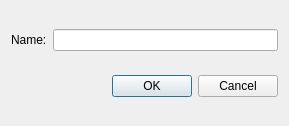
Above: SilkRoute/Suppliers/supplieractiondialog.ui from kalouantonis/SilkRoute before the change. Below: the same form after it.
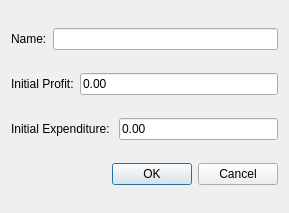
That is the form after the change.

```diff
--- a/SilkRoute/Suppliers/supplieractiondialog.ui
+++ b/SilkRoute/Suppliers/supplieractiondialog.ui
@@ -7,7 +7,7 @@
     <x>0</x>
     <y>0</y>
     <width>289</width>
-    <height>126</height>
+    <height>213</height>
    </rect>
   </property>
   <property name="windowTitle">
@@ -28,6 +28,42 @@
      </item>
     </layout>
    </item>
+   <item>
+    <layout class="QHBoxLayout" name="layoutProfit">
+     <item>
+      <widget class="QLabel" name="lblProfit">
+       <property name="text">
+        <string>Initial Profit:</string>
+       </property>
+      </widget>
+     </item>
+     <item>
+      <widget class="QLineEdit" name="txtProfit">
+       <property name="text">
+        <string>0.00</string>
+       </property>
+      </widget>
+     </item>
+    </layout>
+   </item>
+   <item>
+    <layout class="QHBoxLayout" name="layoutExpenditure">
+     <item>
+      <widget class="QLabel" name="lblExpenditure">
+       <property name="text">
+        <string>Initial Expenditure: </string>
+       </property>
+      </widget>
+     </item>
+     <item>
+      <widget class="QLineEdit" name="txtExpenditure">
+       <property name="text">
+        <string>0.00</string>
+       </property>
+      </widget>
+     </item>
+    </layout>
+   </item>
    <item>
     <widget class="QDialogButtonBox" name="buttonBox">
      <property name="orientation">
```
Left out of the diff: 4 changed lines with no effect on the pictures.
